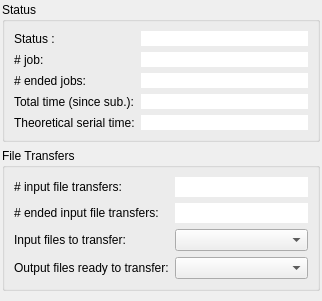
The window that python/soma/workflow/gui/GroupInfo.ui (populse/soma-workflow) describes before a commit, drawn with Qt 5.
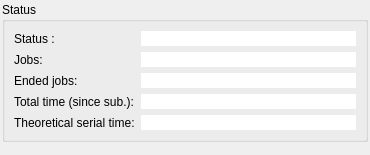
The same window after the commit.

```diff
--- a/python/soma/workflow/gui/GroupInfo.ui
+++ b/python/soma/workflow/gui/GroupInfo.ui
@@ -6,8 +6,8 @@
    <rect>
     <x>0</x>
     <y>0</y>
-    <width>322</width>
-    <height>301</height>
+    <width>370</width>
+    <height>155</height>
    </rect>
   </property>
   <property name="windowTitle">
@@ -49,7 +49,7 @@
       <item row="1" column="0">
        <widget class="QLabel" name="label_5">
         <property name="text">
-         <string># job:</string>
+         <string>Jobs:</string>
         </property>
        </widget>
       </item>
@@ -66,7 +66,7 @@
       <item row="2" column="0">
        <widget class="QLabel" name="label_6">
         <property name="text">
-         <string># ended jobs:</string>
+         <string>Ended jobs:</string>
         </property>
        </widget>
       </item>
@@ -117,69 +117,6 @@
      </layout>
     </widget>
    </item>
-   <item>
-    <widget class="QGroupBox" name="groupBox">
-     <property name="title">
-      <string>File Transfers</string>
-     </property>
-     <layout class="QFormLayout" name="formLayout_2">
-      <item row="0" column="0">
-       <widget class="QLabel" name="label_7">
-        <property name="text">
-         <string># input file transfers:</string>
-        </property>
-       </widget>
-      </item>
-      <item row="0" column="1">
-       <widget class="QLineEdit" name="input_file_nb">
-        <property name="frame">
-         <bool>false</bool>
-        </property>
-        <property name="readOnly">
-         <bool>true</bool>
-        </property>
-       </widget>
-      </item>
-      <item row="1" column="0">
-       <widget class="QLabel" name="label_8">
-        <property name="text">
-         <string># ended input file transfers:</string>
-        </property>
-       </widget>
-      </item>
-      <item row="1" column="1">
-       <widget class="QLineEdit" name="ended_input_transfer_nb">
-        <property name="frame">
-         <bool>false</bool>
-        </property>
-        <property name="readOnly">
-         <bool>true</bool>
-        </property>
-       </widget>
-      </item>
-      <item row="2" column="0">
-       <widget class="QLabel" name="label_2">
-        <property name="text">
-         <string>Input files to transfer:</string>
-        </property>
-       </widget>
-      </item>
-      <item row="2" column="1">
-       <widget class="QComboBox" name="comboBox_input_to_transfer"/>
-      </item>
-      <item row="3" column="0">
-       <widget class="QLabel" name="label_3">
-        <property name="text">
-         <string>Output files ready to transfer:</string>
-        </property>
-       </widget>
-      </item>
-      <item row="3" column="1">
-       <widget class="QComboBox" name="comboBox_output_to_transfer"/>
-      </item>
-     </layout>
-    </widget>
-   </item>
    <item>
     <spacer name="verticalSpacer">
      <property name="orientation">
```
